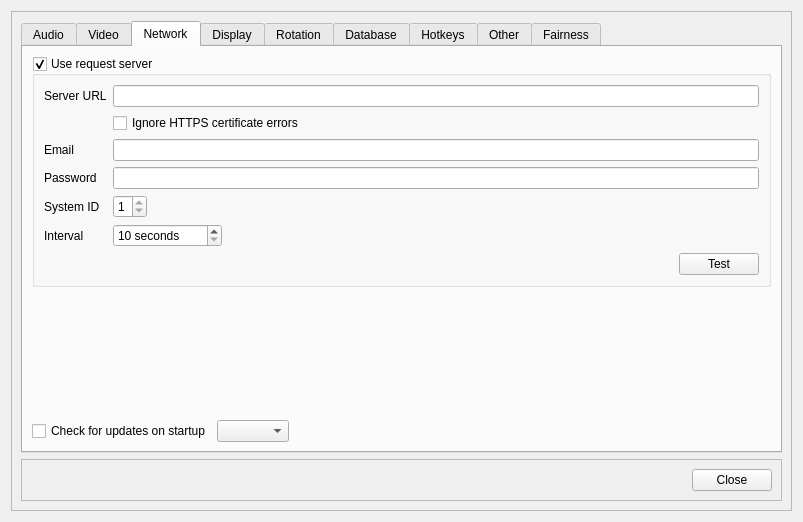
This is src/dlgsettings.ui in pkircher29/auto-kj as Qt 5 draws it before an edit. The edited form follows.
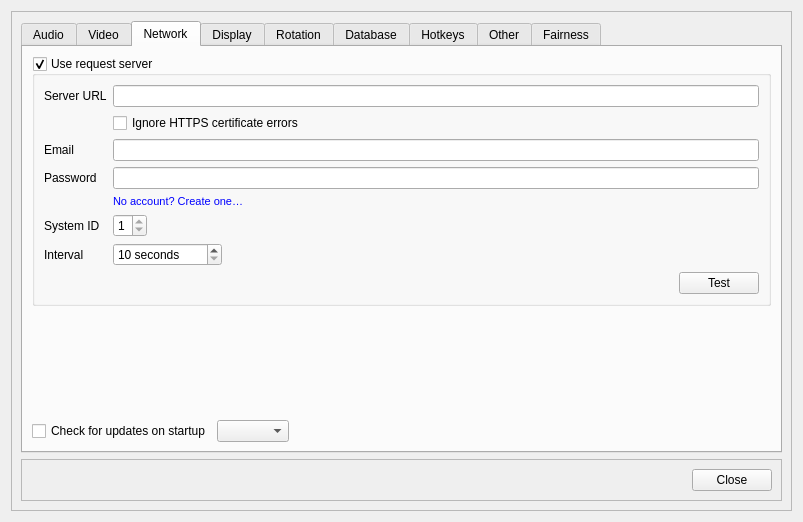
This is the edited form. The open tabs and pages were chosen to show the change. Icons and pictures are not drawn.

Commit message:
Add in-app account registration dialog
New 'Create Account' button in Settings opens DlgRegister — collects
display name, email, password; POSTs to /api/v1/auth/register; on
success auto-fills credentials and saves them.

What changed in the file:
```diff
--- a/src/dlgsettings.ui
+++ b/src/dlgsettings.ui
@@ -1081,14 +1081,30 @@
                    </property>
                   </widget>
                  </item>
-                 <item row="4" column="0">
+                 <item row="4" column="1">
+                  <widget class="QPushButton" name="btnCreateAccount">
+                   <property name="toolTip">
+                    <string>Create a new Auto-KJ account</string>
+                   </property>
+                   <property name="text">
+                    <string>No account? Create one…</string>
+                   </property>
+                   <property name="flat">
+                    <bool>true</bool>
+                   </property>
+                   <property name="styleSheet">
+                    <string>QPushButton { color: palette(link); text-align: left; padding: 0; border: none; font-size: 11px; }</string>
+                   </property>
+                  </widget>
+                 </item>
+                 <item row="5" column="0">
                   <widget class="QLabel" name="label_30">
                    <property name="text">
                     <string>System ID</string>
                    </property>
                   </widget>
                  </item>
-                 <item row="4" column="1">
+                 <item row="5" column="1">
                   <layout class="QHBoxLayout" name="horizontalLayout_2">
                    <property name="rightMargin">
                     <number>20</number>
@@ -1118,14 +1134,14 @@
                    </item>
                   </layout>
                  </item>
-                 <item row="5" column="0">
+                 <item row="6" column="0">
                   <widget class="QLabel" name="label_22">
                    <property name="text">
                     <string>Interval</string>
                    </property>
                   </widget>
                  </item>
-                 <item row="5" column="1">
+                 <item row="6" column="1">
                   <layout class="QHBoxLayout" name="horizontalLayout_15">
                    <property name="rightMargin">
                     <number>50</number>
@@ -1164,7 +1180,7 @@
                    </item>
                   </layout>
                  </item>
-                 <item row="6" column="1">
+                 <item row="7" column="1">
                   <layout class="QHBoxLayout" name="horizontalLayout_20">
                    <property name="leftMargin">
                     <number>0</number>
```
The commit also changes 6 other files.
